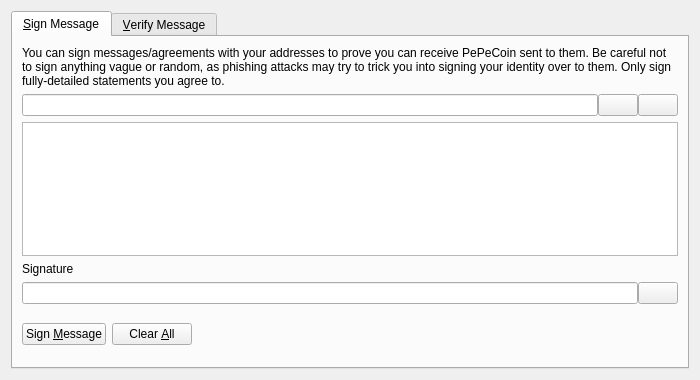
Qt form src/qt/forms/signverifymessagedialog.ui (avgttt/PePe-core) before a commit.
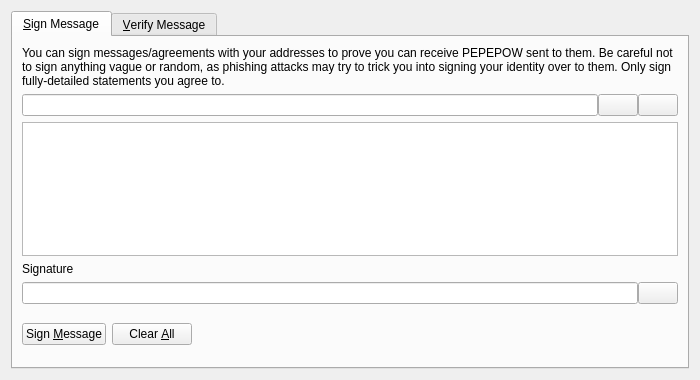
The same form after that commit. Custom widgets are drawn as their Qt base class.

```diff
--- a/src/qt/forms/signverifymessagedialog.ui
+++ b/src/qt/forms/signverifymessagedialog.ui
@@ -30,7 +30,7 @@
        <item>
         <widget class="QLabel" name="infoLabel_SM">
          <property name="text">
-          <string>You can sign messages/agreements with your addresses to prove you can receive PePeCoin sent to them. Be careful not to sign anything vague or random, as phishing attacks may try to trick you into signing your identity over to them. Only sign fully-detailed statements you agree to.</string>
+          <string>You can sign messages/agreements with your addresses to prove you can receive PEPEPOW sent to them. Be careful not to sign anything vague or random, as phishing attacks may try to trick you into signing your identity over to them. Only sign fully-detailed statements you agree to.</string>
          </property>
          <property name="textFormat">
           <enum>Qt::PlainText</enum>
```
Left out of the diff: 8 changed lines with no effect on the pictures.
